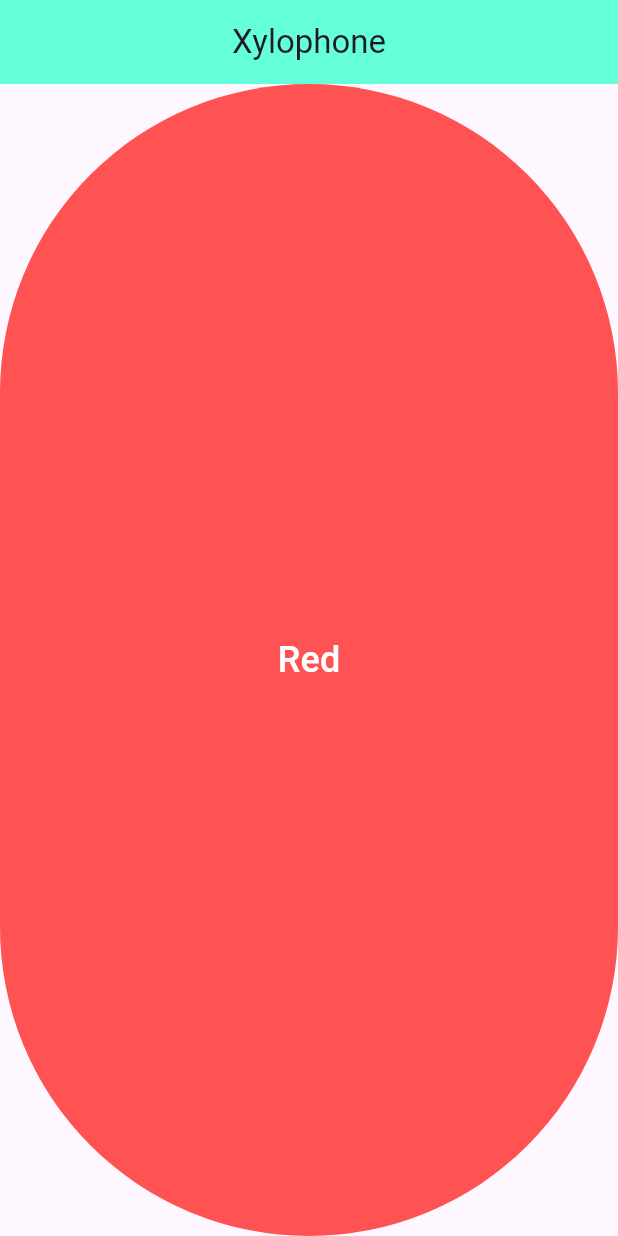
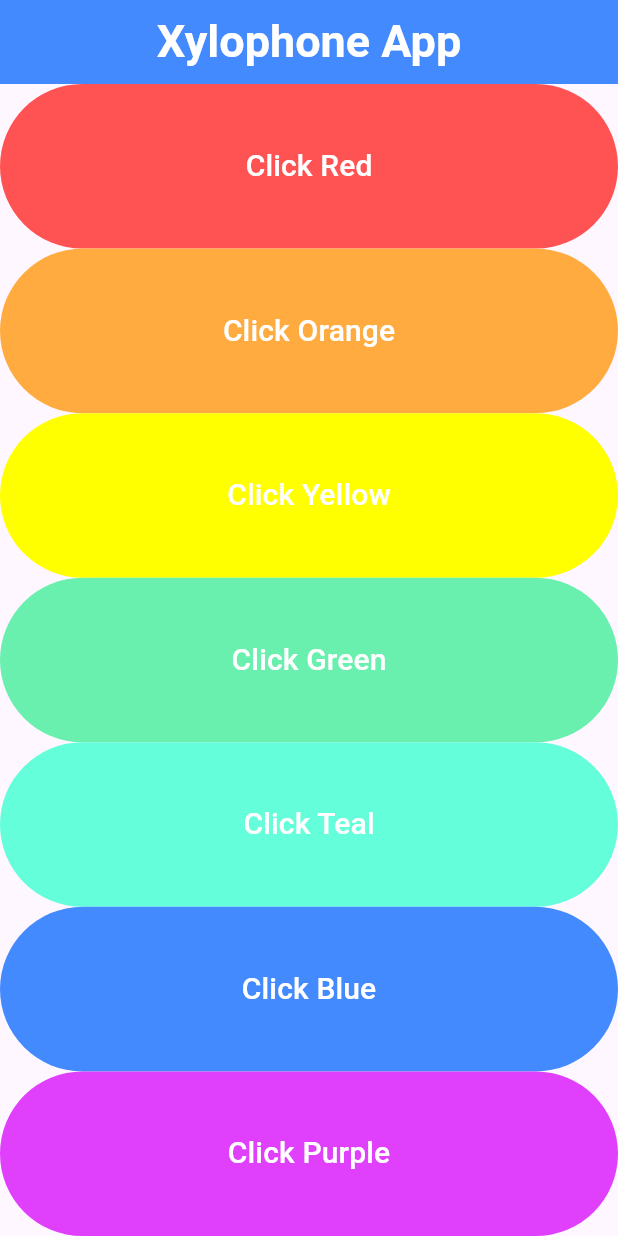
Before and after one commit to mianharoon1197/Flutter-Development, a Flutter app: the screen it shows after launch, on a phone screen of 412 x 824 dp. Run offline on Flutter 3.47's test engine with Material 3 defaults, Android fonts, the phone set to English and light mode, and no system bars; our stand-ins replace audioplayers.

Commit message:
Updated Buttons

```diff
--- a/Lab6/xylophone_app/lib/main.dart
+++ b/Lab6/xylophone_app/lib/main.dart
@@ -7,7 +7,8 @@ void main() {
 
 class MyApp extends StatelessWidget {
   const MyApp({super.key});
-  void playSound(int soundNumber)  {
+
+  void playSound(int soundNumber) {
     final player = AudioPlayer();
     player.play(AssetSource('note$soundNumber.wav'));
   }
@@ -17,27 +18,118 @@ class MyApp extends StatelessWidget {
     return MaterialApp(
       home: Scaffold(
         appBar: AppBar(
-          title: const Text('Xylophone'),
+          title: const Text(
+            'Xylophone App',
+            style: TextStyle(
+              fontSize: 30,
+              fontWeight: FontWeight.bold,
+              color: Colors.white,
+            ),
+          ),
           centerTitle: true,
-          backgroundColor: Colors.tealAccent,
+          backgroundColor: Colors.blueAccent,
         ),
         body: Column(
-          mainAxisAlignment: MainAxisAlignment.center,
           crossAxisAlignment: CrossAxisAlignment.stretch,
           children: [
             Expanded(
               child: TextButton(
-                style: TextButton.styleFrom(backgroundColor: Colors.redAccent),
+                style: ButtonStyle(
+                  backgroundColor: WidgetStatePropertyAll(Colors.redAccent),
+                ),
                 onPressed: () {
                   playSound(1);
                 },
-                child: const Text(
-                  'Red',
-                  style: TextStyle(fontSize: 24, color: Colors.white),
+                child: Text(
+                  'Click Red',
+                  style: TextStyle(color: Colors.white, fontSize: 20),
                 ),
               ),
             ),
-
+            Expanded(
+              child: TextButton(
+                style: ButtonStyle(
+                  backgroundColor: WidgetStatePropertyAll(Colors.orangeAccent),
+                ),
+                onPressed: () {
+                  playSound(2);
+                },
+                child: Text(
+                  'Click Orange',
+                  style: TextStyle(color: Colors.white, fontSize: 20),
+                ),
+              ),
+            ),
+            Expanded(
+              child: TextButton(
+                style: ButtonStyle(
+                  backgroundColor: WidgetStatePropertyAll(Colors.yellowAccent),
+                ),
+                onPressed: () {
+                  playSound(3);
+                },
+                child: Text(
+                  'Click Yellow',
+                  style: TextStyle(color: Colors.white, fontSize: 20),
+                ),
+              ),
+            ),
+            Expanded(
+              child: TextButton(
+                style: ButtonStyle(
+                  backgroundColor: WidgetStatePropertyAll(Colors.greenAccent),
+                ),
+                onPressed: () {
+                  playSound(4);
+                },
+                child: Text(
+                  'Click Green',
+                  style: TextStyle(color: Colors.white, fontSize: 20),
+                ),
+              ),
+            ),
+            Expanded(
+              child: TextButton(
+                style: ButtonStyle(
+                  backgroundColor: WidgetStatePropertyAll(Colors.tealAccent),
+                ),
+                onPressed: () {
+                  playSound(5);
+                },
+                child: Text(
+                  'Click Teal',
+                  style: TextStyle(color: Colors.white, fontSize: 20),
+                ),
+              ),
+            ),
+            Expanded(
+              child: TextButton(
+                style: ButtonStyle(
+                  backgroundColor: WidgetStatePropertyAll(Colors.blueAccent),
+                ),
+                onPressed: () {
+                  playSound(6);
+                },
+                child: Text(
+                  'Click Blue',
+                  style: TextStyle(color: Colors.white, fontSize: 20),
+                ),
+              ),
+            ),
+            Expanded(
+              child: TextButton(
+                style: ButtonStyle(
+                  backgroundColor: WidgetStatePropertyAll(Colors.purpleAccent),
+                ),
+                onPressed: () {
+                  playSound(7);
+                },
+                child: Text(
+                  'Click Purple',
+                  style: TextStyle(color: Colors.white, fontSize: 20),
+                ),
+              ),
+            ),
           ],
         ),
       ),
```
